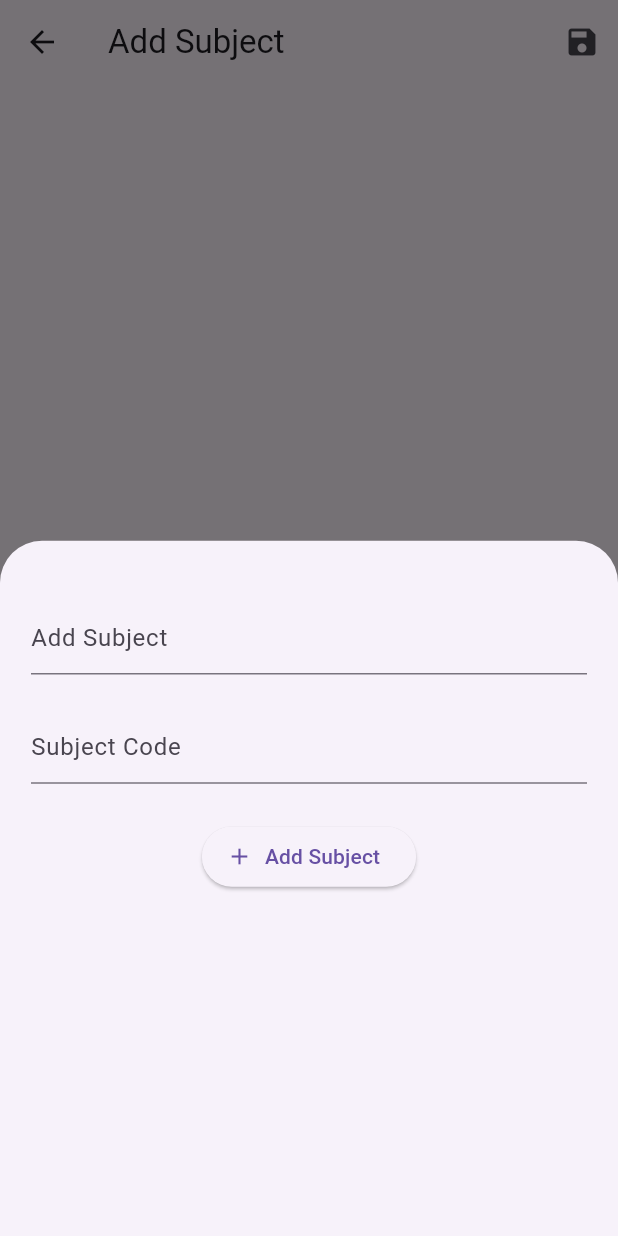
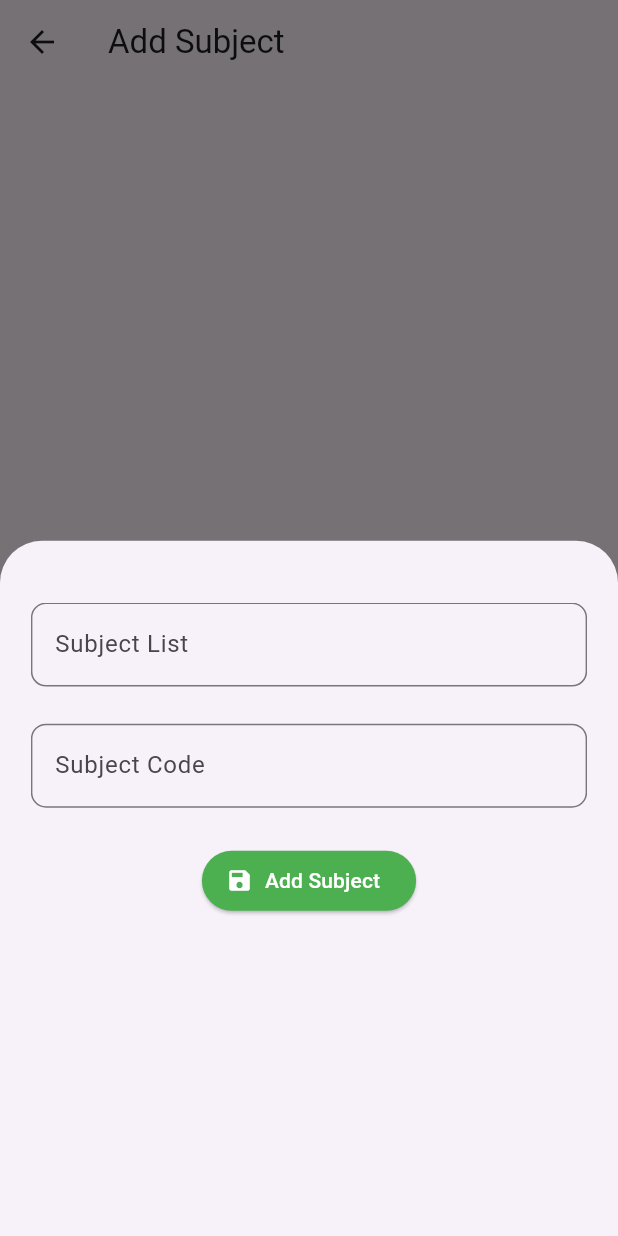
Before and after one commit to Shannu3766/AttendEase, a Flutter app: the AddSubjectScreen screen opened directly, after a tap on "Add Subject", on a phone screen of 412 x 824 dp. Run offline on Flutter 3.47's test engine with Material 3 defaults, Android fonts, the phone set to English and light mode, and no system bars; our stand-ins replace cloud_firestore, firebase_auth, firebase_core, google_fonts, google_sign_in; accounts and stored records are empty.

```diff
--- a/lib/Classes/class_subject.dart
+++ b/lib/Classes/class_subject.dart
@@ -1,8 +1,7 @@
 class Subject {
   final String subname;
   final String subcode;
-  int? totalClasses;
-  int? attendedClasses;
+
   Subject({
     required this.subname,
     required this.subcode,
--- a/lib/main.dart
+++ b/lib/main.dart
@@ -1,4 +1,5 @@
-import 'package:attendease/screens/home_screen.dart';
+import 'package:attendease/screens/AddAttendence.dart';
+import 'package:attendease/screens/navigator.dart';
 import 'package:firebase_core/firebase_core.dart';
 import 'package:flutter/material.dart';
 import 'package:attendease/firebase_options.dart';
@@ -33,7 +34,7 @@ class _MyAppState extends State<MyApp> {
           builder: (context, snapshot) {
             if (snapshot.hasData) {
               user = FirebaseAuth.instance.currentUser!;
-              return HomeScreen();
+              return const navigator();
             }
             return const AuthScreen();
           },
--- a/lib/screens/Add_subjects.dart
+++ b/lib/screens/Add_subjects.dart
@@ -17,6 +17,7 @@ class _AddSubjectScreenState extends State<AddSubjectScreen> {
   final user = FirebaseAuth.instance.currentUser;
   String subjectCode = "";
   String subjectTitle = "";
+  bool isloading = false;
   @override
   void initState() {
     fetchSubjects();
@@ -28,6 +29,9 @@ class _AddSubjectScreenState extends State<AddSubjectScreen> {
 
   Future<void> fetchSubjects() async {
     try {
+      setState(() {
+        isloading = !isloading;
+      });
       final docRef = FirebaseFirestore.instance
           .collection(user!.uid)
           .doc("Semester")
@@ -51,13 +55,13 @@ class _AddSubjectScreenState extends State<AddSubjectScreen> {
           subjects = [];
         });
       }
-    } catch (error) {
-      ScaffoldMessenger.of(context).showSnackBar(
-        SnackBar(content: Text("Failed to fetch subjects: $error")),
-      );
+    } catch (error) {}
+    setState(() {
+      isloading = !isloading;
+    });
   }
-  }
-  void initalizeattendence(){
+
+  void initalizeattendence() {
     for (int i = 0; i < subjects.length; i++) {
       FirebaseFirestore.instance
           .collection(user!.uid)
@@ -71,7 +75,6 @@ class _AddSubjectScreenState extends State<AddSubjectScreen> {
         'attended': 0,
       });
     }
-
   }
 
   void saveSubjects() async {
@@ -147,7 +150,15 @@ class _AddSubjectScreenState extends State<AddSubjectScreen> {
                     textCapitalization: TextCapitalization.sentences,
                     keyboardType: TextInputType.text,
                     decoration: const InputDecoration(
-                      hintText: "Add Subject",
+                      hintText: "Subject List",
+                      border: OutlineInputBorder(
+                        borderRadius: BorderRadius.all(
+                          Radius.circular(10.0),
+                        ),
+                        borderSide: BorderSide(
+                          color: Colors.black,
+                        ),
+                      ),
                     ),
                     validator: (value) {
                       if (value == null || value.isEmpty) {
@@ -165,6 +176,14 @@ class _AddSubjectScreenState extends State<AddSubjectScreen> {
                     keyboardType: TextInputType.text,
                     decoration: const InputDecoration(
                       hintText: "Subject Code",
+                      border: OutlineInputBorder(
+                        borderRadius: BorderRadius.all(
+                          Radius.circular(10.0),
+                        ),
+                        borderSide: BorderSide(
+                          color: Colors.black,
+                        ),
+                      ),
                     ),
                     validator: (value) {
                       if (value == null || value.isEmpty) {
@@ -179,9 +198,16 @@ class _AddSubjectScreenState extends State<AddSubjectScreen> {
                   SizedBox(height: MediaQuery.of(context).size.height * 0.03),
                   Center(
                     child: ElevatedButton.icon(
+                      style: ElevatedButton.styleFrom(
+                        backgroundColor: Colors.green,
+                        iconColor: Colors.white,
+                      ),
                       onPressed: _submit,
-                      label: const Text("Add Subject"),
-                      icon: const Icon(Icons.add),
+                      label: const Text(
+                        "Add Subject",
+                        style: TextStyle(color: Colors.white),
+                      ),
+                      icon: const Icon(Icons.save),
                     ),
                   ),
                   SizedBox(height: 1000),
@@ -199,25 +225,30 @@ class _AddSubjectScreenState extends State<AddSubjectScreen> {
     return Scaffold(
       appBar: AppBar(
         title: const Text("Add Subject"),
-        actions: [
-          IconButton(
-            onPressed: saveSubjects,
-            icon: const Icon(Icons.save),
-          ),
-        ],
+        actions: [],
       ),
       body: Column(
         children: [
-          Expanded(
+          isloading
+              ? const Center(child: CircularProgressIndicator())
+              : Expanded(
                   flex: 2,
                   child: subjects.isEmpty
                       ? const Center(child: Text("No subjects added yet"))
                       : ListView.builder(
                           itemCount: subjects.length,
                           itemBuilder: (context, index) {
-                      return ListTile(
+                            return Padding(
+                              padding:
+                                  const EdgeInsets.only(left: 10, right: 10),
+                              child: Card(
+                                elevation: 4,
+                                margin:
+                                    const EdgeInsets.symmetric(vertical: 8.0),
+                                child: ListTile(
                                   title: Text(subjects[index].subname),
-                        subtitle: Text('Code: ${subjects[index].subcode}'),
+                                  subtitle:
+                                      Text('Code: ${subjects[index].subcode}'),
                                   trailing: IconButton(
                                     icon: const Icon(Icons.delete),
                                     onPressed: () {
@@ -226,21 +257,62 @@ class _AddSubjectScreenState extends State<AddSubjectScreen> {
                                       });
                                     },
                                   ),
+                                ),
+                              ),
                             );
                           },
                         ),
                 ),
-          Padding(
-            padding: EdgeInsets.only(
-              bottom: MediaQuery.of(context).size.height * 0.02,
+          !isloading
+              ? Padding(
+                  padding: const EdgeInsets.only(left: 18.0, right: 18.0),
+                  child: Row(
+                    children: [
+                      Expanded(
+                        child: ElevatedButton.icon(
+                            style: ElevatedButton.styleFrom(
+                                backgroundColor: Colors.blue),
+                            icon: const Icon(
+                              Icons.add,
+                              color: Colors.white,
                             ),
-            child: ElevatedButton(
-              onPressed: showAddSubjectScreen,
-              child: const Text("Add Subject"),
+                            onPressed: () {
+                              showAddSubjectScreen();
+                            },
+                            label: const Text(
+                              "Add Subject",
+                              style: TextStyle(color: Colors.white),
+                            )),
+                      ),
+                      const SizedBox(
+                        width: 10,
+                      ),
+                      ElevatedButton.icon(
+                        style: ElevatedButton.styleFrom(
+                            backgroundColor: Colors.green),
+                        onPressed: saveSubjects,
+                        icon: Icon(
+                          Icons.save,
+                          color: Colors.white,
+                        ),
+                        label: const Text(
+                          "Save Subjects",
+                          style: TextStyle(color: Colors.white),
                         ),
                       ),
                     ],
                   ),
+                )
+              : Text(""),
+        ],
+      ),
+      // floatingActionButton: FloatingActionButton(
+      //   onPressed: () {
+      //     showAddSubjectScreen();
+      //   },
+      //   child: Icon(Icons.add),
+      //   backgroundColor: Colors.blue,
+      // ),
     );
   }
 }
```
Also changed, not shown: lib/Classes/attendece.dart (+25 -7 lines), lib/screens/AddAttendence.dart (added, +236 -0 lines), lib/screens/Add_timtable_Screen.dart (+12 -7 lines), lib/screens/hello.dart (deleted, +0 -63 lines), lib/screens/home_screen.dart (deleted, +0 -181 lines), lib/screens/navigator.dart (added, +57 -0 lines), lib/screens/report.dart (added, +19 -0 lines). Lines whose indentation alone changed are shown as unchanged.
